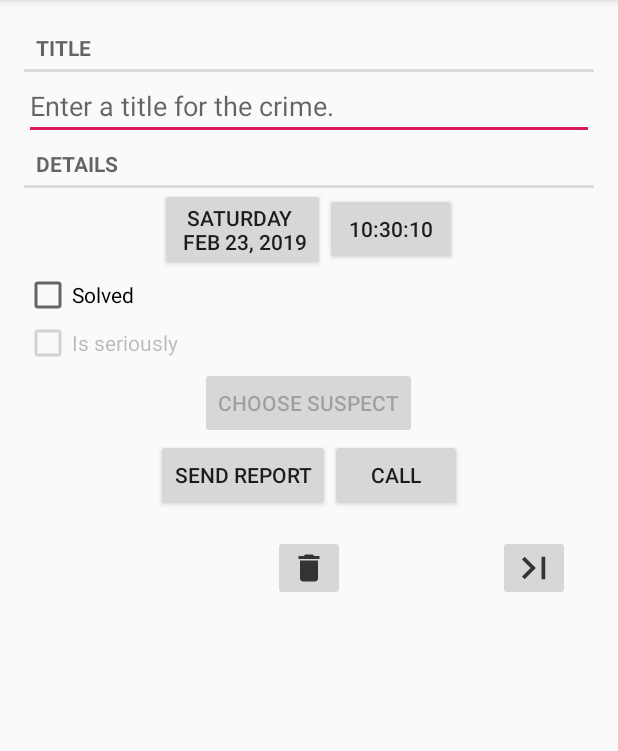
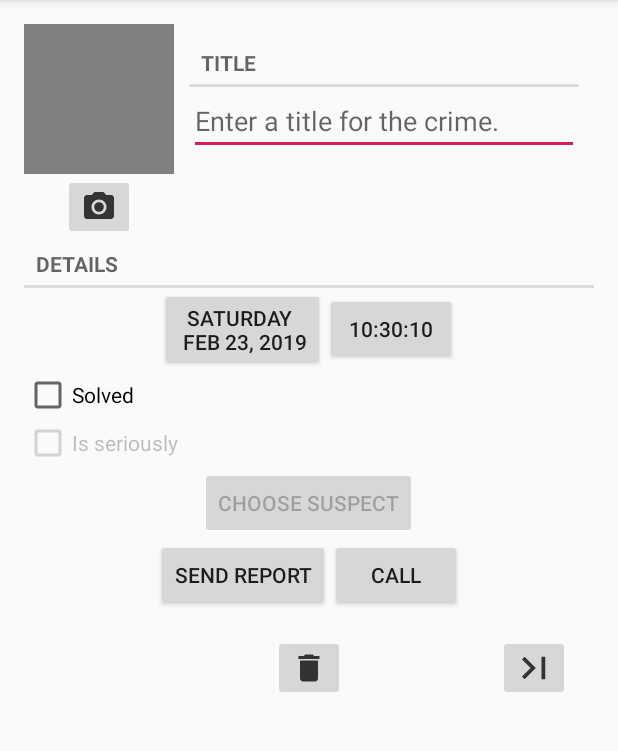
Before and after one commit to farvater11/CriminalIntent, an Android app: the screen it shows after launch (CrimePagerActivity), after a tap on "NEW CRIME", on a phone screen of 412 x 824 dp, the part 84-835 px from its top. Run offline under Robolectric (Android 15) with nearby library versions, the phone set to English and light mode, and no system bars.

Commit message:
chapter 16. page 327

```diff
--- a/app/src/main/java/com/example/farvater/criminalintent/Crime.java
+++ b/app/src/main/java/com/example/farvater/criminalintent/Crime.java
@@ -64,4 +64,8 @@ public class Crime {
     public void setSuspect(String suspect) {
         mSuspect = suspect;
     }
+
+    public String getPhotoFileName(){
+        return "IMG_"+ getID().toString() + ".jpg";
+    }
 }
--- a/app/src/main/java/com/example/farvater/criminalintent/CrimeFragment.java
+++ b/app/src/main/java/com/example/farvater/criminalintent/CrimeFragment.java
@@ -5,16 +5,19 @@ import android.app.Activity;
 import android.content.ContentResolver;
 import android.content.Intent;
 import android.content.pm.PackageManager;
+import android.content.pm.ResolveInfo;
 import android.database.Cursor;
 import android.net.Uri;
 import android.os.Bundle;
 import android.provider.ContactsContract;
+import android.provider.MediaStore;
 import android.support.annotation.NonNull;
 import android.support.annotation.Nullable;
 import android.support.v4.app.DialogFragment;
 import android.support.v4.app.Fragment;
 import android.support.v4.app.FragmentManager;
 import android.support.v4.app.ShareCompat;
+import android.support.v4.content.FileProvider;
 import android.text.Editable;
 import android.text.TextWatcher;
 import android.text.format.DateFormat;
@@ -28,12 +31,15 @@ import android.widget.CompoundButton;
 import android.widget.DatePicker;
 import android.widget.EditText;
 import android.widget.ImageButton;
+import android.widget.ImageView;
 import android.widget.Toast;
 
+import java.io.File;
 import java.net.URI;
 import java.text.SimpleDateFormat;
 import java.util.Calendar;
 import java.util.Date;
+import java.util.List;
 import java.util.UUID;
 
 import javax.xml.transform.Result;
@@ -45,9 +51,9 @@ public class CrimeFragment extends Fragment implements View.OnClickListener {
     private static final String ARG_CRIME_ID = "crime_id";
     private static final String ARG_CRIME_POS = "cur_pos";
     private static final String DIALOG_DATE = "DialogDate";
-    private static final int PERMISSIONS_REQUEST_READ_CONTACTS = 100;
     private static final int REQUEST_DATE = 0;
     private static final int REQUEST_CONTACT = 1;
+    private static final int REQUEST_PHOTO = 2;
     private Crime mCrime;
     private int mCurrentPosition;
     private EditText mTitleField;
@@ -61,7 +67,13 @@ public class CrimeFragment extends Fragment implements View.OnClickListener {
     private Button mReportButton;
     private Button mSuspectButton;
     private Button mCallButton;
+    private ImageButton mPhotoImageButton;
+    private ImageView mPhotoView;
+    private File mPhotoFile;
+
+
     private Intent pickContact;
+    private Intent captureImage;
 
 
 
@@ -142,6 +154,7 @@ public class CrimeFragment extends Fragment implements View.OnClickListener {
         UUID crimeId = (UUID) getArguments().getSerializable(ARG_CRIME_ID);
         mCurrentPosition = (int) getArguments().getInt(ARG_CRIME_POS);
         mCrime = CrimeLab.get(getActivity()).getCrime(crimeId);
+        mPhotoFile = CrimeLab.get(getActivity()).getPhotoFile(mCrime);
     }
 
     @Override
@@ -171,6 +184,9 @@ public class CrimeFragment extends Fragment implements View.OnClickListener {
         mReportButton = (Button) v.findViewById(R.id.crime_report);
         mSuspectButton = (Button) v.findViewById(R.id.crime_suspect);
         mCallButton = (Button) v.findViewById(R.id.call);
+        mPhotoImageButton = (ImageButton) v.findViewById(R.id.crime_camera);
+        mPhotoView = (ImageView) v.findViewById(R.id.crime_photo);
+        mPhotoImageButton.setOnClickListener(this);
         mFirstCrimeButton.setOnClickListener(this);
         mLastCrimeButton.setOnClickListener(this);
         mDellCrimeButton.setOnClickListener(this);
@@ -231,6 +247,11 @@ public class CrimeFragment extends Fragment implements View.OnClickListener {
             mSuspectButton.setEnabled(false);
 
 
+        captureImage = new Intent(MediaStore.ACTION_IMAGE_CAPTURE);
+
+        boolean canTakePhoto = mPhotoFile != null && captureImage.resolveActivity(packageManager) != null;
+
+        mPhotoImageButton.setEnabled(canTakePhoto);
 
         return v;
     }
@@ -293,7 +314,21 @@ public class CrimeFragment extends Fragment implements View.OnClickListener {
                 break;
             case R.id.call:
                 showContacts();
-                //requestPermissions(new String[]{Manifest.permission.READ_CONTACTS}, PERMISSIONS_REQUEST_READ_CONTACTS);
+                break;
+            case R.id.crime_camera:
+                Uri uri = FileProvider.getUriForFile(getActivity(),
+                        "com.example.farvater.criminalintent.fileprovider",
+                        mPhotoFile);
+                captureImage.putExtra(MediaStore.EXTRA_OUTPUT, uri);
+
+                List<ResolveInfo> cameraActivities = getActivity().getPackageManager()
+                        .queryIntentActivities(captureImage,PackageManager.MATCH_DEFAULT_ONLY);
+
+                for(ResolveInfo activity : cameraActivities){
+                    getActivity().grantUriPermission(activity.activityInfo.packageName,
+                            uri, Intent.FLAG_GRANT_WRITE_URI_PERMISSION);
+                }
+                startActivityForResult(captureImage, REQUEST_CONTACT);
                 break;
         }
     }
--- a/app/src/main/java/com/example/farvater/criminalintent/CrimeLab.java
+++ b/app/src/main/java/com/example/farvater/criminalintent/CrimeLab.java
@@ -8,6 +8,7 @@ import android.database.sqlite.SQLiteDatabase;
 import com.example.farvater.criminalintent.database.Crime.CrimeBaseHelper;
 import com.example.farvater.criminalintent.database.Crime.CrimeCursorWrapper;
 
+import java.io.File;
 import java.util.ArrayList;
 import java.util.List;
 import java.util.UUID;
@@ -39,6 +40,7 @@ public class CrimeLab {
     public void remCrime(Crime c){
              mDatabase.delete(CrimeTable.NAME,CrimeTable.Cols.UUID + "=?", new String[]{c.getID().toString()});
     }
+
     public void remAllCrimes(){
              mDatabase.delete(CrimeTable.NAME,null, null);
     }
@@ -75,6 +77,19 @@ public class CrimeLab {
         }
     }
 
+    public void updateCrime(Crime crime){
+        String uuidString = crime.getID().toString();
+        ContentValues value = getContentValues(crime);
+
+        mDatabase.update(CrimeTable.NAME, value, CrimeTable.Cols.UUID + " =?",
+                new String[] {uuidString});
+    }
+
+    public File getPhotoFile(Crime crime){
+        File fileDir = mContext.getFilesDir();
+        return new File(fileDir, crime.getPhotoFileName());
+    }
+
     private static ContentValues getContentValues (Crime crime){
         ContentValues values = new ContentValues();
         values.put(CrimeTable.Cols.UUID, crime.getID().toString());
@@ -84,14 +99,6 @@ public class CrimeLab {
         values.put(CrimeTable.Cols.SERIOUSLY, crime.isSeriously() ? 1 : 0);
         values.put(CrimeTable.Cols.SUSPECT, crime.getSuspect());
         return values;
-    }
-
-    public void updateCrime(Crime crime){
-        String uuidString = crime.getID().toString();
-        ContentValues value = getContentValues(crime);
-
-        mDatabase.update(CrimeTable.NAME, value, CrimeTable.Cols.UUID + " =?",
-                new String[] {uuidString});
     }
 
     private CrimeCursorWrapper queryCrimes(String whereClause, String[] whereArgs){
--- /dev/null
+++ b/app/src/main/res/drawable-anydpi/ic_make_photo.xml
@@ -0,0 +1,13 @@
+<vector xmlns:android="http://schemas.android.com/apk/res/android"
+    android:width="24dp"
+    android:height="24dp"
+    android:viewportWidth="24"
+    android:viewportHeight="24"
+    android:tint="#333333">
+    <path
+        android:fillColor="#FF000000"
+        android:pathData="M12,12m-3.2,0a3.2,3.2 0,1 1,6.4 0a3.2,3.2 0,1 1,-6.4 0"/>
+    <path
+        android:fillColor="#FF000000"
+        android:pathData="M9,2L7.17,4L4,4c-1.1,0 -2,0.9 -2,2v12c0,1.1 0.9,2 2,2h16c1.1,0 2,-0.9 2,-2L22,6c0,-1.1 -0.9,-2 -2,-2h-3.17L15,2L9,2zM12,17c-2.76,0 -5,-2.24 -5,-5s2.24,-5 5,-5 5,2.24 5,5 -2.24,5 -5,5z"/>
+</vector>
--- a/app/src/main/res/layout/fragmen_crime.xml
+++ b/app/src/main/res/layout/fragmen_crime.xml
@@ -6,7 +6,30 @@
     android:layout_width="match_parent"
     android:layout_height="match_parent"
     android:padding="16dp">
-
+    <LinearLayout
+        android:layout_width="match_parent"
+        android:layout_height="wrap_content">
+        <LinearLayout
+            android:layout_width="wrap_content"
+            android:layout_height="wrap_content"
+            android:orientation="vertical">
+            <ImageView
+                android:id="@+id/crime_photo"
+                android:layout_width="100dp"
+                android:layout_height="100dp"
+                android:background="@color/gray"/>
+            <ImageButton
+                android:id="@+id/crime_camera"
+                android:layout_width="wrap_content"
+                android:layout_height="wrap_content"
+                android:layout_gravity="center"
+                android:src="@drawable/ic_make_photo"/>
+        </LinearLayout>
+        <LinearLayout
+            android:layout_width="match_parent"
+            android:layout_height="wrap_content"
+            android:padding="10dp"
+            android:orientation="vertical">
             <TextView
                 style="?android:listSeparatorTextViewStyle"
                 android:layout_width="match_parent"
@@ -17,6 +40,11 @@
                 android:layout_width="match_parent"
                 android:layout_height="wrap_content"
                 android:hint="@string/crime_title_hint"/>
+        </LinearLayout>
+
+
+    </LinearLayout>
+
     <TextView
         style="?android:listSeparatorTextViewStyle"
         android:layout_width="match_parent"
--- /dev/null
+++ b/app/src/main/res/xml/files.xml
@@ -0,0 +1,4 @@
+<?xml version="1.0" encoding="utf-8"?>
+<path>
+    <files-path name = "crime_photos" path="."/>
+</path>
```
Also changed, not shown: app/src/main/AndroidManifest.xml (+10 -0 lines), app/src/main/res/drawable-hdpi/ic_make_photo.png (added), app/src/main/res/drawable-mdpi/ic_make_photo.png (added), app/src/main/res/drawable-xhdpi/ic_make_photo.png (added), app/src/main/res/drawable-xxhdpi/ic_make_photo.png (added). Lines whose indentation alone changed are shown as unchanged.
